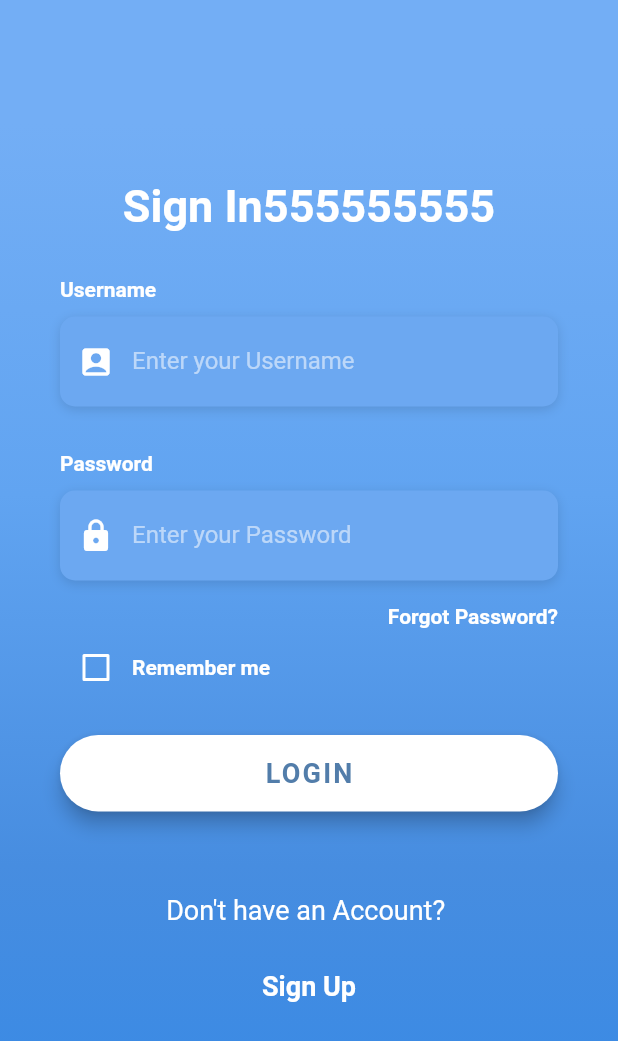
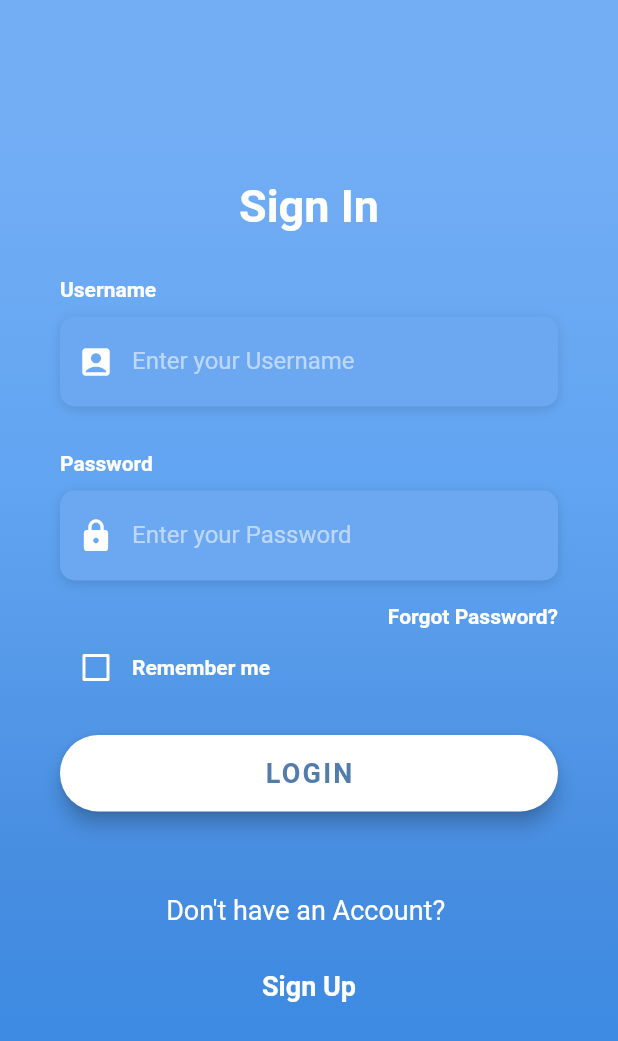
Before and after one commit to ProjectWhite/White, a Flutter app: the screen it shows after launch, on a phone screen of 412 x 824 dp. Shown: the top 1041 px of the screen. Run offline on Flutter 3.47's test engine with Material 2 defaults, Android fonts, the phone set to English and light mode, and no system bars; our stand-ins replace bubble; missing offline and left inert: flutter_dialogflow; Roboto replaces fonts that are missing (OpenSans).

Commit message:
Update main.dart

```diff
--- a/flutter_appchatbot/lib/main.dart
+++ b/flutter_appchatbot/lib/main.dart
@@ -311,7 +311,7 @@ class _MyHomePageState extends State<MyHomePage> {
                     mainAxisAlignment: MainAxisAlignment.center,
                     children: <Widget>[
                       Text(
-                        'Sign In555555555',
+                        'Sign In',
                         style: TextStyle(
                           color: Colors.white,
                           fontFamily: 'OpenSans',
```
